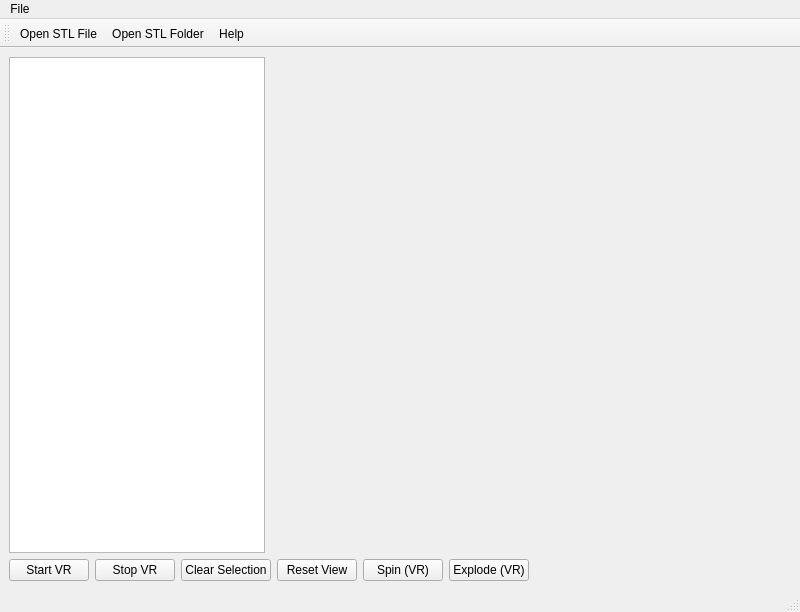
Old version of the form mainwindow.ui in the repository br-je/2025_group_8.
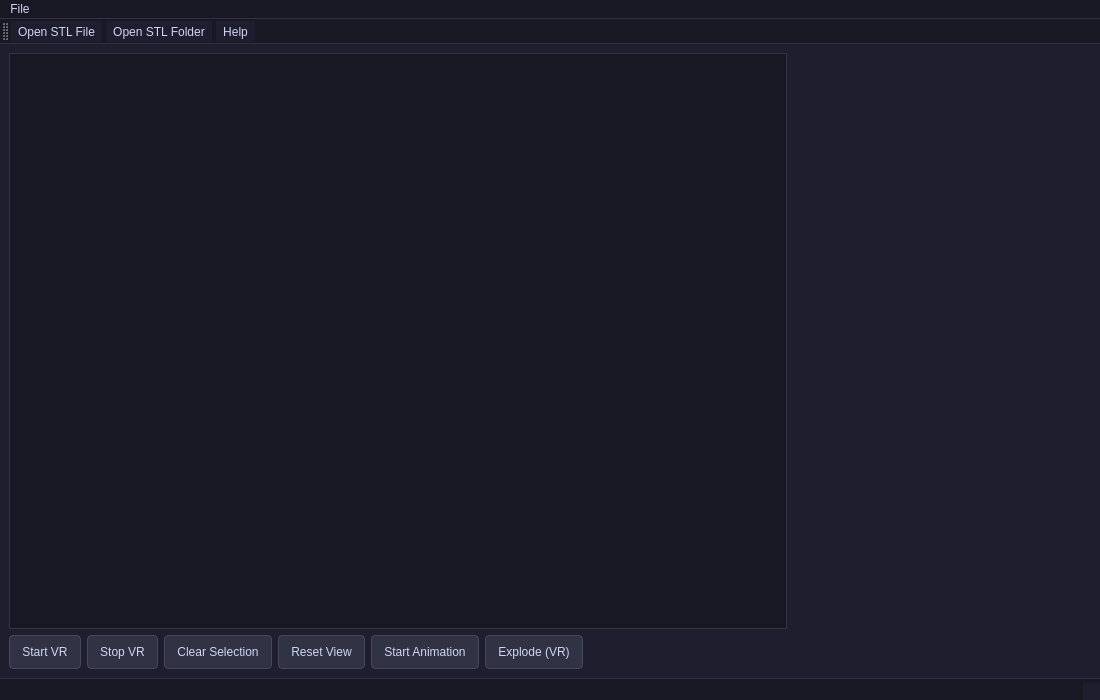
New version of the form. Icons and pictures are not drawn. Custom widgets are drawn as their Qt base class.

Commit message: I made UI improvements across the board, then switched to a dark theme throughout the application, replaced the fixed layout with a draggable splitter so the tree can be resized and you can render panels, changed the visibility column from showing true/false to Yes/No, set the renderer background to dark grey to match the theme, fixed the open file toolbar icon which was incorrectly using the print icon, removed the unused button handler and consolidated the slots that are within the header file.

```diff
--- a/mainwindow.ui
+++ b/mainwindow.ui
@@ -6,10 +6,16 @@
    <rect>
     <x>0</x>
     <y>0</y>
-    <width>800</width>
-    <height>612</height>
+    <width>1100</width>
+    <height>700</height>
    </rect>
   </property>
+  <property name="minimumSize">
+   <size>
+    <width>900</width>
+    <height>600</height>
+   </size>
+  </property>
   <property name="windowTitle">
    <string>Group 8 CAD Viewer</string>
   </property>
@@ -17,17 +23,103 @@
    <iconset resource="icons.qrc">
     <normaloff>:/Icons/Icons/app_icon.png</normaloff>:/Icons/Icons/app_icon.png</iconset>
   </property>
+  <property name="styleSheet">
+   <string notr="true">
+QMainWindow {
+    background-color: #1e1e2e;
+}
+QWidget {
+    background-color: #1e1e2e;
+    color: #cdd6f4;
+    font-family: &quot;Segoe UI&quot;;
+    font-size: 9pt;
+}
+QPushButton {
+    background-color: #313244;
+    color: #cdd6f4;
+    border: 1px solid #45475a;
+    border-radius: 4px;
+    padding: 4px 12px;
+    min-height: 24px;
+}
+QPushButton:hover {
+    background-color: #45475a;
+    border-color: #89b4fa;
+}
+QPushButton:pressed {
+    background-color: #585b70;
+}
+QTreeView {
+    background-color: #181825;
+    color: #cdd6f4;
+    border: 1px solid #313244;
+    alternate-background-color: #1e1e2e;
+    show-decoration-selected: 1;
+}
+QTreeView::item:hover {
+    background-color: #313244;
+}
+QTreeView::item:selected {
+    background-color: #89b4fa;
+    color: #1e1e2e;
+}
+QHeaderView::section {
+    background-color: #313244;
+    color: #a6adc8;
+    border: none;
+    border-right: 1px solid #45475a;
+    border-bottom: 1px solid #45475a;
+    padding: 4px 6px;
+    font-weight: bold;
+}
+QMenuBar {
+    background-color: #181825;
+    color: #cdd6f4;
+    border-bottom: 1px solid #313244;
+}
+QMenuBar::item:selected {
+    background-color: #313244;
+    border-radius: 3px;
+}
+QMenu {
+    background-color: #1e1e2e;
+    color: #cdd6f4;
+    border: 1px solid #45475a;
+}
+QMenu::item:selected {
+    background-color: #89b4fa;
+    color: #1e1e2e;
+}
+QStatusBar {
+    background-color: #181825;
+    color: #a6adc8;
+    border-top: 1px solid #313244;
+}
+QToolBar {
+    background-color: #181825;
+    border-bottom: 1px solid #313244;
+    spacing: 4px;
+    padding: 2px;
+}
+QSplitter::handle {
+    background-color: #313244;
+    width: 3px;
+}
+QSplitter::handle:hover {
+    background-color: #89b4fa;
+}
+   </string>
+  </property>
   <widget class="QWidget" name="centralwidget">
    <layout class="QVBoxLayout" name="verticalLayout">
     <item>
-     <layout class="QFormLayout" name="formLayout">
-      <item row="0" column="0">
-       <widget class="QTreeView" name="treeView"/>
-      </item>
-      <item row="0" column="1">
-       <widget class="QVTKOpenGLNativeWidget" name="vtkWidget" native="true"/>
-      </item>
-     </layout>
+     <widget class="QSplitter" name="splitter">
+      <property name="orientation">
+       <enum>Qt::Horizontal</enum>
+      </property>
+      <widget class="QTreeView" name="treeView"/>
+      <widget class="QVTKOpenGLNativeWidget" name="vtkWidget" native="true"/>
+     </widget>
     </item>
     <item>
      <layout class="QHBoxLayout" name="horizontalLayout_2">
@@ -74,7 +166,7 @@
       <item>
        <widget class="QPushButton" name="pushButton">
         <property name="text">
-         <string>Spin (VR)</string>
+         <string>Start Animation</string>
         </property>
         <property name="icon">
          <iconset theme="QIcon::ThemeIcon::EditRedo"/>
@@ -113,7 +205,7 @@
     <rect>
      <x>0</x>
      <y>0</y>
-     <width>800</width>
+     <width>1100</width>
      <height>26</height>
     </rect>
    </property>
```
Left out of the diff: 6 changed lines with no effect on the pictures. The commit also changes 3 other files.
